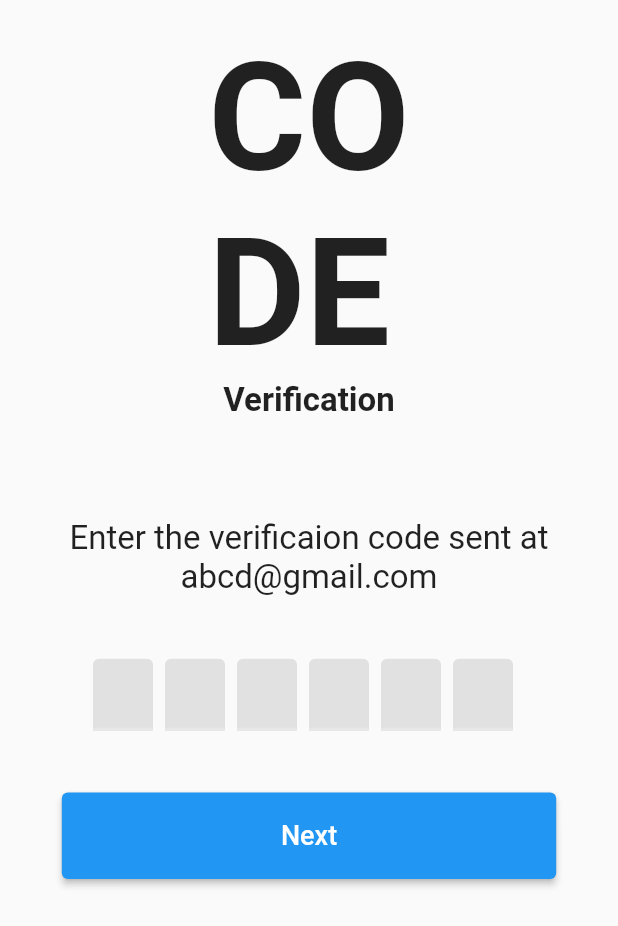
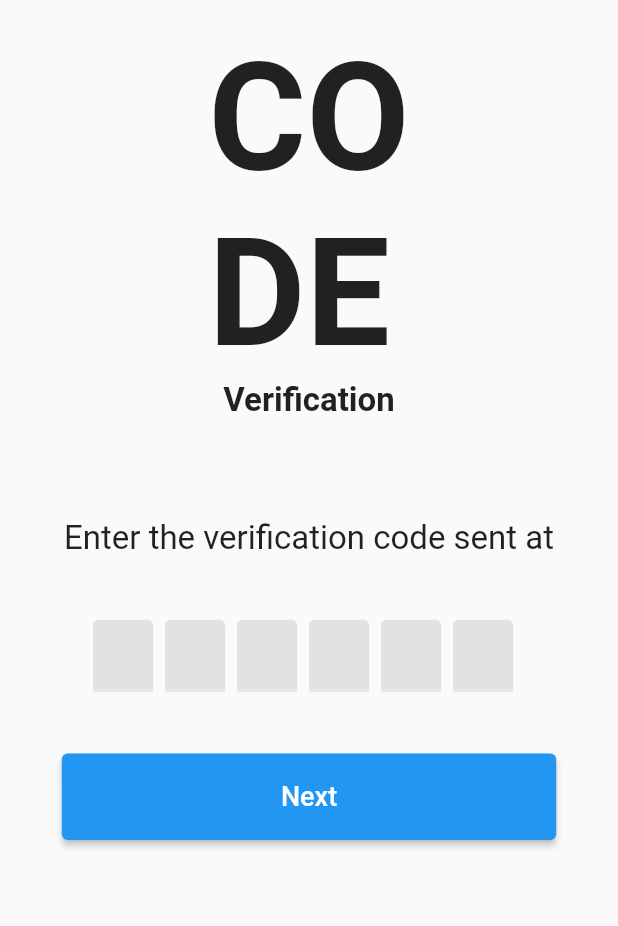
Before and after one commit to sudhanshu-0301/yoga_app_flutter, a Flutter app: the ForgetPasswordWithMail screen opened directly, after a tap on "Submit", on a phone screen of 412 x 824 dp. Shown: the top 926 px of the screen. Run offline on Flutter 3.47's test engine with Material 2 defaults, Android fonts, the light colour scheme and no system bars; drawn by our look-alikes of flutter_otp_text_field; our stand-ins replace cloud_firestore, curved_navigation_bar, firebase_auth, firebase_core, get, google_sign_in and 3 more; missing offline and left inert: slide_action; accounts and stored records are empty.

Commit message:
otp verification

```diff
--- a/lib/screens/authentication/forgetpasswordwithmail.dart
+++ b/lib/screens/authentication/forgetpasswordwithmail.dart
@@ -7,13 +7,14 @@ import 'package:get/get_core/src/get_main.dart';
 import 'package:yoga_app/helper/colors.dart';
 import 'package:yoga_app/screens/authentication/login.dart';
 
-import 'otpvarification.dart';
+import 'otpverification.dart';
 
 class ForgetPasswordWithMail extends StatelessWidget {
   const ForgetPasswordWithMail({super.key});
 
   @override
   Widget build(BuildContext context) {
+    final textController = TextEditingController();
     Size size = MediaQuery.of(context).size;
     return Scaffold(
       body: SingleChildScrollView(
@@ -53,6 +54,7 @@ class ForgetPasswordWithMail extends StatelessWidget {
                 child: Column(
                   children: [
                     TextField(
+                      controller: textController,
                       decoration: InputDecoration(
                         border: OutlineInputBorder(
                           borderSide: BorderSide(color: Colors.grey),
@@ -65,14 +67,19 @@ class ForgetPasswordWithMail extends StatelessWidget {
                           color: Colors.grey,
                         ),
                       ),
-                    ),SizedBox(
-                height: size.height * 0.04,
-              ),
+                    ),
+                    SizedBox(
+                      height: size.height * 0.04,
+                    ),
                     SizedBox(
                       height: size.height * 0.07,
                       width: double.infinity,
                       child: ElevatedButton(
-                        onPressed: () {Get.to(() => OTPScreen());},
+                        onPressed: () {
+                          Get.to(() => OTPScreen(
+                                userInput: textController.text,
+                              ));
+                        },
                         style: ElevatedButton.styleFrom(
                             backgroundColor: Colors.blueAccent,
                             shape: RoundedRectangleBorder(
--- a/lib/screens/authentication/otpvarification.dart
+++ b/lib/screens/authentication/otpverification.dart
@@ -5,7 +5,8 @@ import 'package:flutter_otp_text_field/flutter_otp_text_field.dart';
 import 'package:yoga_app/helper/colors.dart';
 
 class OTPScreen extends StatelessWidget {
-  const OTPScreen({super.key});
+  final String userInput;
+  const OTPScreen({super.key, required this.userInput});
 
   @override
   Widget build(BuildContext context) {
@@ -29,7 +30,7 @@ class OTPScreen extends StatelessWidget {
                 height: size.height * 0.08,
               ),
               Text(
-                'Enter the verificaion code sent at ' + 'abcd@gmail.com',
+                'Enter the verification code sent at ' + userInput,
                 textAlign: TextAlign.center,
                 style: TextStyle(fontSize: 22),
               ),
```
Also changed, not shown: lib/screens/authentication/forgetpasswordwithphone.dart (+12 -5 lines), lib/screens/authentication/getstarted.dart (+8 -15 lines), lib/screens/authentication/landingscreen.dart (+5 -3 lines), lib/screens/authentication/login.dart (+6 -6 lines), assets/images/swipe.gif (added).
